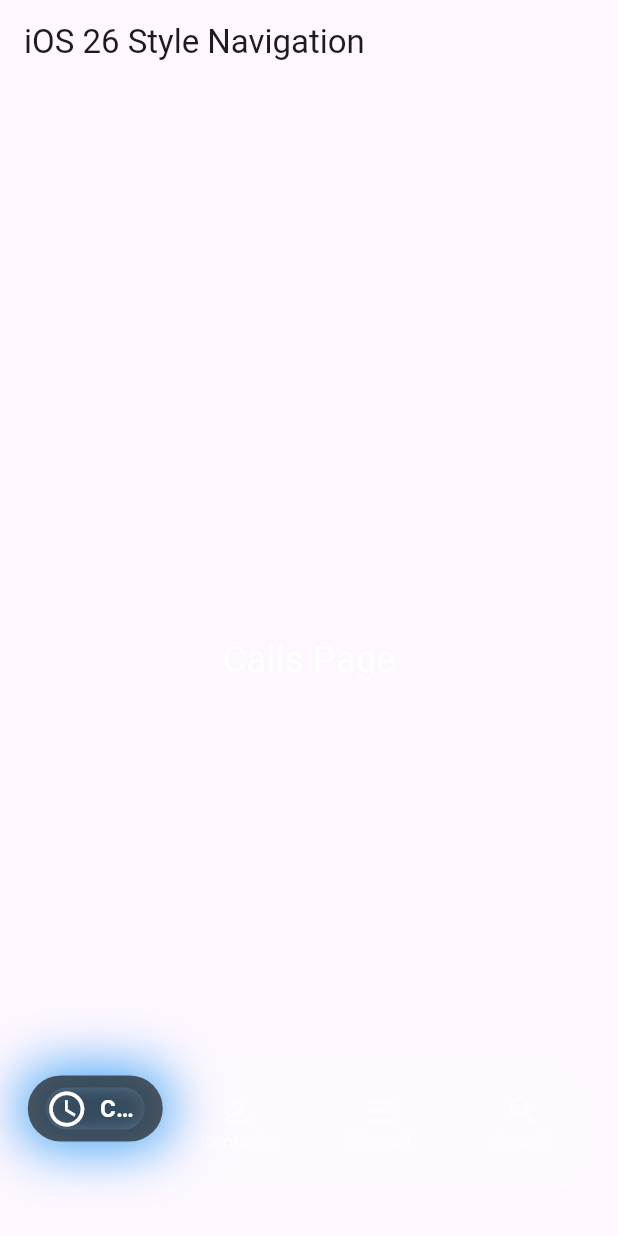
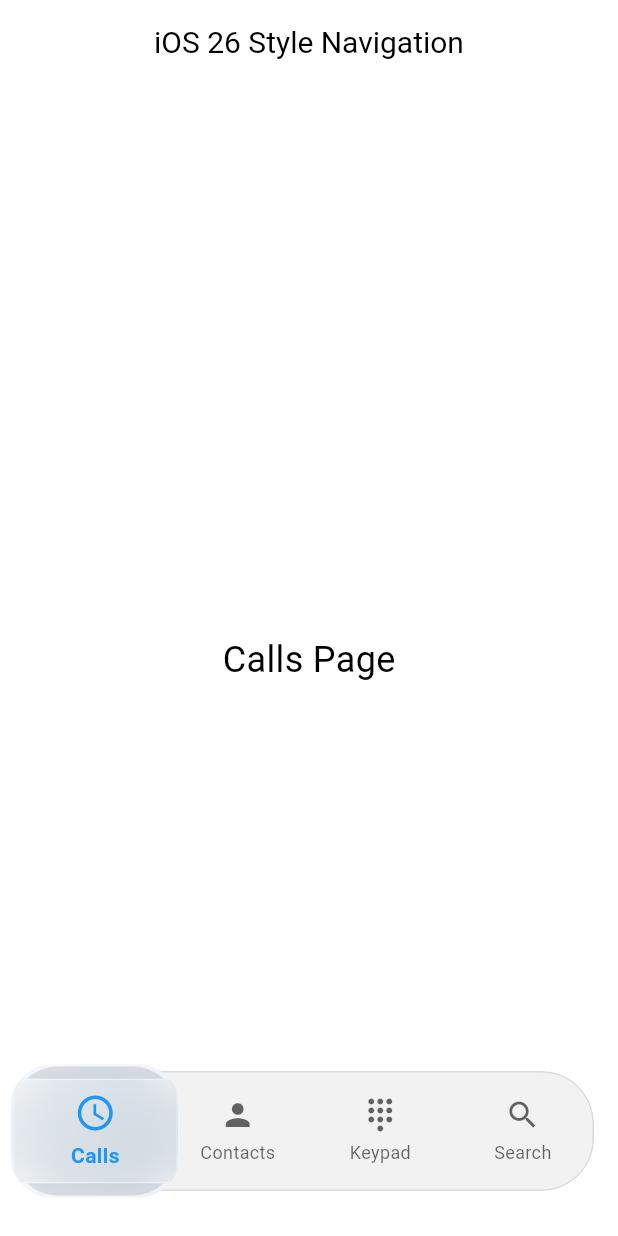
Before and after one commit to thawdezin/plutter, a Flutter app: the HomeScreen screen opened directly, on a phone screen of 412 x 824 dp. Run offline on Flutter 3.47's test engine with Material 3 defaults, Android fonts, the light colour scheme and no system bars; drawn by our look-alikes of glass_kit.

Commit message:
မရတော့ဘူး လက်ကုန်ပြီ။ ဒါအလုပ်နိုင်ဆုံးပဲ 😂

```diff
--- a/lib/main.dart
+++ b/lib/main.dart
@@ -1,369 +1,272 @@
-// import 'dart:ui';
-// import 'package:flutter/material.dart';
-// import 'package:glass_kit/glass_kit.dart';
-//
-// void main() {
-//   runApp(const MyApp());
-// }
-//
-// class MyApp extends StatelessWidget {
-//   const MyApp({super.key});
-//
-//   @override
-//   Widget build(BuildContext context) {
-//     return MaterialApp(
-//       title: 'iOS 26 Style Glassmorphism Navigation',
-//       theme: ThemeData.light().copyWith(
-//         scaffoldBackgroundColor: Colors.white,
-//         appBarTheme: const AppBarTheme(
-//           backgroundColor: Colors.transparent,
-//           elevation: 0,
-//           centerTitle: true,
-//           titleTextStyle: TextStyle(color: Colors.black, fontSize: 20),
-//           iconTheme: IconThemeData(color: Colors.black),
-//         ),
-//       ),
-//       home: const HomeScreen(),
-//     );
-//   }
-// }
-//
-// class HomeScreen extends StatefulWidget {
-//   const HomeScreen({super.key});
-//
-//   @override
-//   State<HomeScreen> createState() => _HomeScreenState();
-// }
-//
-// class _HomeScreenState extends State<HomeScreen> {
-//   int _selectedIndex = 0;
-//   final List<Widget> _pages = <Widget>[
-//     const Center(
-//       child: Text(
-//         'Calls Page',
-//         style: TextStyle(fontSize: 24, color: Colors.black),
-//       ),
-//     ),
-//     const Center(
-//       child: Text(
-//         'Contacts Page',
-//         style: TextStyle(fontSize: 24, color: Colors.black),
-//       ),
-//     ),
-//     const Center(
-//       child: Text(
-//         'Keypad Page',
-//         style: TextStyle(fontSize: 24, color: Colors.black),
-//       ),
-//     ),
-//     const Center(
-//       child: Text(
-//         'Search Page',
-//         style: TextStyle(fontSize: 24, color: Colors.black),
-//       ),
-//     ),
-//   ];
-//
-//   void _onItemTapped(int index) => setState(() => _selectedIndex = index);
-//
-//   @override
-//   Widget build(BuildContext context) {
-//     return Scaffold(
-//       extendBody: true,
-//       appBar: AppBar(title: const Text('iOS 26 Style Navigation')),
-//       body: _pages[_selectedIndex],
-//       bottomNavigationBar: GlassmorphicBottomNavBar(
-//         selectedIndex: _selectedIndex,
-//         onItemTapped: _onItemTapped,
-//       ),
-//     );
-//   }
-// }
-//
-// class GlassmorphicBottomNavBar extends StatefulWidget {
-//   final int selectedIndex;
-//   final ValueChanged<int> onItemTapped;
-//
-//   const GlassmorphicBottomNavBar({
-//     super.key,
-//     required this.selectedIndex,
-//     required this.onItemTapped,
-//   });
-//
-//   @override
-//   State<GlassmorphicBottomNavBar> createState() =>
-//       _GlassmorphicBottomNavBarState();
-// }
-//
-// class _GlassmorphicBottomNavBarState extends State<GlassmorphicBottomNavBar> {
-//   double _dragOffset = 0.0;
-//   final List<Map<String, dynamic>> _items = [
-//     {'icon': Icons.schedule, 'label': 'Calls'},
-//     {'icon': Icons.person, 'label': 'Contacts'},
-//     {'icon': Icons.dialpad, 'label': 'Keypad'},
-//     {'icon': Icons.search, 'label': 'Search'},
-//   ];
-//
-//   @override
-//   void didUpdateWidget(covariant GlassmorphicBottomNavBar oldWidget) {
-//     super.didUpdateWidget(oldWidget);
-//     if (oldWidget.selectedIndex != widget.selectedIndex) _dragOffset = 0.0;
-//   }
-//
-//   double _indicatorX(double width) {
-//     final int n = _items.length;
-//     final double itemW = width / n;
-//     final double pillW = itemW * 1.2;
-//     final base = widget.selectedIndex * itemW + (itemW - pillW) / 2;
-//     return base + _dragOffset;
-//   }
-//
-//   @override
-//   Widget build(BuildContext context) {
-//     final double w = MediaQuery.of(context).size.width - 32;
-//     const double hBar = 70.0;
-//     const double pillH = 80.0;
-//     final double itemW = w / _items.length;
-//     final double pillW = itemW * 1.2;
-//
-//     return Padding(
-//       padding: const EdgeInsets.fromLTRB(16, 20, 16, 30),
-//       child: GestureDetector(
-//         onHorizontalDragUpdate:
-//             (d) => setState(() {
-//               _dragOffset = (_dragOffset + d.primaryDelta!).clamp(
-//                 -widget.selectedIndex * itemW,
-//                 (_items.length - 1 - widget.selectedIndex) * itemW,
-//               );
-//             }),
-//         onHorizontalDragEnd: (_) {
-//           final int deltaIndex = (_dragOffset / itemW).round();
-//           final int newIndex = (widget.selectedIndex + deltaIndex).clamp(
-//             0,
-//             _items.length - 1,
-//           );
-//           widget.onItemTapped(newIndex);
-//           setState(() => _dragOffset = 0);
-//         },
-//         child: SizedBox(
-//           height: pillH,
-//           child: Stack(
-//             clipBehavior: Clip.none,
-//             children: [
-//               // Background bar
-//               Positioned.fill(
-//                 child: ClipRRect(
-//                   borderRadius: BorderRadius.circular(35),
-//                   child: BackdropFilter(
-//                     filter: ImageFilter.blur(sigmaX: 15, sigmaY: 15),
-//                     child: Container(
-//                       height: hBar,
-//                       decoration: BoxDecoration(
-//                         color: Colors.black.withOpacity(0.05),
-//                         borderRadius: BorderRadius.circular(35),
-//                         border: Border.all(
-//                           color: Colors.black.withOpacity(0.1),
-//                         ),
-//                       ),
-//                     ),
-//                   ),
-//                 ),
-//               ),
-//               // Navigation items
-//               //GlassContainer.clearGlass(
-//               //child:
-//               Positioned.fill(
-//                 child: Row(
-//                   mainAxisAlignment: MainAxisAlignment.spaceAround,
-//                   children: List.generate(_items.length, (i) {
-//                     final item = _items[i];
-//                     final bool selected = i == widget.selectedIndex;
-//                     return Expanded(
-//                       child: InkWell(
-//                         onTap: () => widget.onItemTapped(i),
-//                         child: Column(
-//                           mainAxisAlignment: MainAxisAlignment.center,
-//                           children: [
-//                             Icon(
-//                               item['icon'],
-//                               size: 24,
-//                               color: Colors.black.withOpacity(
-//                                 selected ? 0.2 : 0.6,
-//                               ),
-//                             ),
-//                             const SizedBox(height: 4),
-//                             Text(
-//                               item['label'],
-//                               style: TextStyle(
-//                                 fontSize: 12,
-//                                 color: Colors.black.withOpacity(
-//                                   selected ? 0.2 : 0.6,
-//                                 ),
-//                               ),
-//                             ),
-//                           ],
-//                         ),
-//                       ),
-//                     );
-//                   }),
-//                 ),
-//                 // ),
-//               ),
-//
-//               // Pill indicator
-//               AnimatedPositioned(
-//                 duration: const Duration(milliseconds: 300),
-//                 curve: Curves.easeInOut,
-//                 top: ((hBar - pillH) / 2),
-//                 left: _indicatorX(w),
-//                 width: pillW,
-//                 height: pillH + 10,
-//                 child: ClipRRect(
-//                   borderRadius: BorderRadius.circular(30),
-//                   child: GlassContainer.clearGlass(child: BackdropFilter(
-//                     filter: ImageFilter.blur(sigmaX: 10, sigmaY: 10),
-//                     child: GlassContainer.clearGlass(
-//                       child: Container(
-//                         padding: const EdgeInsets.symmetric(vertical: 8),
-//                         decoration: BoxDecoration(
-//                           color: Colors.black.withOpacity(0.1),
-//                           borderRadius: BorderRadius.circular(30),
-//                           boxShadow: [
-//                             BoxShadow(
-//                               color: Colors.blue.withOpacity(0.1),
-//                               blurRadius: 20,
-//                               spreadRadius: 3,
-//                             ),
-//                           ],
-//                         ),
-//
-//                         child: GlassContainer.clearGlass(
-//                         child: Column(
-//                           mainAxisAlignment: MainAxisAlignment.center,
-//                           children: [
-//                             Icon(
-//                               _items[widget.selectedIndex]['icon'],
-//                               size: 28,
-//                               color: Colors.blue,
-//                             ),
-//                             const SizedBox(height: 4),
-//                             Text(
-//                               _items[widget.selectedIndex]['label'],
-//                               style: const TextStyle(
-//                                 color: Colors.blue,
-//                                 fontWeight: FontWeight.bold,
-//                               ),
-//                             ),
-//                           ],
-//                           ),
-//                         ),
-//                       ),
-//                     ),
-//                   ),),
-//                 ),
-//               ),
-//             ],
-//           ),
-//         ),
-//       ),
-//     );
-//   }
-// }
+import 'dart:ui';
+import 'package:flutter/material.dart';
+import 'package:glass_kit/glass_kit.dart';
 
+void main() {
+  WidgetsFlutterBinding.ensureInitialized();
+  runApp(const MyApp());
+}
 
-import 'package:flutter/material.dart';
-import 'dart:math';
-
-// This is a conceptual example. A true organic wobble
-// would require more sophisticated path generation.
-class WobblyClipper extends CustomClipper<Path> {
-  final double animationValue;
-  final double frequency;
-  final double amplitude;
-
-  WobblyClipper(this.animationValue, {this.frequency = 5.0, this.amplitude = 10.0});
+class MyApp extends StatelessWidget {
+  const MyApp({super.key});
 
   @override
-  Path getClip(Size size) {
-    final path = Path();
-    path.moveTo(0, size.height / 2);
-
-    for (double i = 0; i <= size.width; i++) {
-      // Basic sine wave for wobble. You'd need more complex
-      // functions or noise for a truly organic look.
-      final y = size.height / 2 + sin((i / size.width) * pi * frequency + animationValue) * amplitude;
-      path.lineTo(i, y);
-    }
-
-    path.lineTo(size.width, size.height);
-    path.lineTo(0, size.height);
-    path.close();
-    return path;
-  }
-
-  @override
-  bool shouldReclip(covariant WobblyClipper oldClipper) {
-    return oldClipper.animationValue != animationValue;
+  Widget build(BuildContext context) {
+    return MaterialApp(
+      title: 'iOS 26 Style Glassmorphism Navigation',
+      theme: ThemeData.light().copyWith(
+        scaffoldBackgroundColor: Colors.white,
+        appBarTheme: const AppBarTheme(
+          backgroundColor: Colors.transparent,
+          elevation: 0,
+          centerTitle: true,
+          titleTextStyle: TextStyle(color: Colors.black, fontSize: 20),
+          iconTheme: IconThemeData(color: Colors.black),
+        ),
+      ),
+      home: const HomeScreen(),
+    );
   }
 }
 
-class AdvancedWobblyContainerExample extends StatefulWidget {
+class HomeScreen extends StatefulWidget {
+  const HomeScreen({super.key});
+
   @override
-  _AdvancedWobblyContainerExampleState createState() =>
-      _AdvancedWobblyContainerExampleState();
+  State<HomeScreen> createState() => _HomeScreenState();
 }
 
-class _AdvancedWobblyContainerExampleState extends State<AdvancedWobblyContainerExample>
-    with SingleTickerProviderStateMixin {
-  late AnimationController _controller;
-  late Animation<double> _animation;
+class _HomeScreenState extends State<HomeScreen> {
+  int _selectedIndex = 0;
+  final List<Widget> _pages = <Widget>[
+    const Center(
+      child: Text(
+        'Calls Page',
+        style: TextStyle(fontSize: 24, color: Colors.black),
+      ),
+    ),
+    const Center(
+      child: Text(
+        'Contacts Page',
+        style: TextStyle(fontSize: 24, color: Colors.black),
+      ),
+    ),
+    const Center(
+      child: Text(
+        'Keypad Page',
+        style: TextStyle(fontSize: 24, color: Colors.black),
+      ),
+    ),
+    const Center(
+      child: Text(
+        'Search Page',
+        style: TextStyle(fontSize: 24, color: Colors.black),
+      ),
+    ),
+  ];
+
+  void _onItemTapped(int index) => setState(() => _selectedIndex = index);
 
   @override
-  void initState() {
-    super.initState();
-    _controller = AnimationController(
-      vsync: this,
-      duration: Duration(seconds: 2), // Adjust for wobble speed
-    )..repeat(); // Repeat indefinitely
+  Widget build(BuildContext context) {
+    return Scaffold(
+      extendBody: true,
+      appBar: AppBar(title: const Text('iOS 26 Style Navigation')),
+      body: _pages[_selectedIndex],
+      bottomNavigationBar: GlassmorphicBottomNavBar(
+        selectedIndex: _selectedIndex,
+        onItemTapped: _onItemTapped,
+      ),
+    );
+  }
+}
 
-    _animation = Tween<double>(begin: 0.0, end: 2 * pi).animate(_controller);
+class GlassmorphicBottomNavBar extends StatefulWidget {
+  final int selectedIndex;
+  final ValueChanged<int> onItemTapped;
+
+  const GlassmorphicBottomNavBar({
+    super.key,
+    required this.selectedIndex,
+    required this.onItemTapped,
+  });
+
+  @override
+  State<GlassmorphicBottomNavBar> createState() =>
+      _GlassmorphicBottomNavBarState();
+}
+
+class _GlassmorphicBottomNavBarState extends State<GlassmorphicBottomNavBar> {
+  double _dragOffset = 0.0;
+  final List<Map<String, dynamic>> _items = [
+    {'icon': Icons.schedule, 'label': 'Calls'},
+    {'icon': Icons.person, 'label': 'Contacts'},
+    {'icon': Icons.dialpad, 'label': 'Keypad'},
+    {'icon': Icons.search, 'label': 'Search'},
+  ];
+
+  @override
+  void didUpdateWidget(covariant GlassmorphicBottomNavBar oldWidget) {
+    super.didUpdateWidget(oldWidget);
+    if (oldWidget.selectedIndex != widget.selectedIndex) _dragOffset = 0.0;
   }
 
-  @override
-  void dispose() {
-    _controller.dispose();
-    super.dispose();
+  double _indicatorX(double width) {
+    final int n = _items.length;
+    final double itemW = width / n;
+    final double pillW = itemW * 1.2;
+    final base = widget.selectedIndex * itemW + (itemW - pillW) / 2;
+    return base + _dragOffset;
   }
 
   @override
   Widget build(BuildContext context) {
-    return Scaffold(
-      appBar: AppBar(title: Text('Advanced Wobbly Container')),
-      body: Center(
-        child: AnimatedBuilder(
-          animation: _animation,
-          builder: (context, child) {
-            return ClipPath(
-              clipper: WobblyClipper(_animation.value, frequency: 8.0, amplitude: 15.0),
-              child: Container(
-                width: 250,
-                height: 250,
-                color: Colors.purple.shade300,
-                child: Center(
-                  child: Text(
-                    'Blobby!',
-                    style: TextStyle(color: Colors.white, fontSize: 30),
+    final double w = MediaQuery.of(context).size.width - 32;
+    const double hBar = 70.0;
+    const double pillH = 80.0;
+    final double itemW = w / _items.length;
+    final double pillW = itemW * 1.2;
+
+    return Padding(
+      padding: const EdgeInsets.fromLTRB(16, 20, 16, 30),
+      child: GestureDetector(
+        onHorizontalDragUpdate:
+            (d) => setState(() {
+              _dragOffset = (_dragOffset + d.primaryDelta!).clamp(
+                -widget.selectedIndex * itemW,
+                (_items.length - 1 - widget.selectedIndex) * itemW,
+              );
+            }),
+        onHorizontalDragEnd: (_) {
+          final int deltaIndex = (_dragOffset / itemW).round();
+          final int newIndex = (widget.selectedIndex + deltaIndex).clamp(
+            0,
+            _items.length - 1,
+          );
+          widget.onItemTapped(newIndex);
+          setState(() => _dragOffset = 0);
+        },
+        child: SizedBox(
+          height: pillH,
+          child: Stack(
+            clipBehavior: Clip.none,
+            children: [
+              // Background bar
+              Positioned.fill(
+                child: ClipRRect(
+                  borderRadius: BorderRadius.circular(35),
+                  child: BackdropFilter(
+                    filter: ImageFilter.blur(sigmaX: 15, sigmaY: 15),
+                    child: Container(
+                      height: hBar,
+                      decoration: BoxDecoration(
+                        color: Colors.black.withOpacity(0.05),
+                        borderRadius: BorderRadius.circular(35),
+                        border: Border.all(
+                          color: Colors.black.withOpacity(0.1),
+                        ),
+                      ),
+                    ),
                   ),
                 ),
               ),
-            );
-          },
+              // Navigation items
+              //GlassContainer.clearGlass(
+              //child:
+              Positioned.fill(
+                child: Row(
+                  mainAxisAlignment: MainAxisAlignment.spaceAround,
+                  children: List.generate(_items.length, (i) {
+                    final item = _items[i];
+                    final bool selected = i == widget.selectedIndex;
+                    return Expanded(
+                      child: InkWell(
+                        onTap: () => widget.onItemTapped(i),
+                        child: Column(
+                          mainAxisAlignment: MainAxisAlignment.center,
+                          children: [
+                            Icon(
+                              item['icon'],
+                              size: 24,
+                              color: Colors.black.withOpacity(
+                                selected ? 0.2 : 0.6,
+                              ),
+                            ),
+                            const SizedBox(height: 4),
+                            Text(
+                              item['label'],
+                              style: TextStyle(
+                                fontSize: 12,
+                                color: Colors.black.withOpacity(
+                                  selected ? 0.2 : 0.6,
+                                ),
+                              ),
+                            ),
+                          ],
+                        ),
+                      ),
+                    );
+                  }),
+                ),
+                // ),
+              ),
+
+              // Pill indicator
+              AnimatedPositioned(
+                duration: const Duration(milliseconds: 300),
+                curve: Curves.easeInOut,
+                top: ((hBar - pillH) / 2),
+                left: _indicatorX(w),
+                width: pillW,
+                height: pillH + 10,
+                child: ClipRRect(
+                  borderRadius: BorderRadius.circular(30),
+                  child: GlassContainer.clearGlass(child: BackdropFilter(
+                    filter: ImageFilter.blur(sigmaX: 10, sigmaY: 10),
+                    child: GlassContainer.clearGlass(
+                      child: Container(
+                        padding: const EdgeInsets.symmetric(vertical: 8),
+                        decoration: BoxDecoration(
+                          color: Colors.black.withOpacity(0.1),
+                          borderRadius: BorderRadius.circular(30),
+                          boxShadow: [
+                            BoxShadow(
+                              color: Colors.blue.withOpacity(0.1),
+                              blurRadius: 20,
+                              spreadRadius: 3,
+                            ),
+                          ],
+                        ),
+
+                        child: GlassContainer.clearGlass(
+                        child: Column(
+                          mainAxisAlignment: MainAxisAlignment.center,
+                          children: [
+                            Icon(
+                              _items[widget.selectedIndex]['icon'],
+                              size: 28,
+                              color: Colors.blue,
+                            ),
+                            const SizedBox(height: 4),
+                            Text(
+                              _items[widget.selectedIndex]['label'],
+                              style: const TextStyle(
+                                color: Colors.blue,
+                                fontWeight: FontWeight.bold,
+                              ),
+                            ),
+                          ],
+                          ),
+                        ),
+                      ),
+                    ),
+                  ),),
+                ),
+              ),
+            ],
+          ),
         ),
       ),
     );
   }
 }
-
-void main() {
-  runApp(MaterialApp(home: AdvancedWobblyContainerExample()));
-}
```
